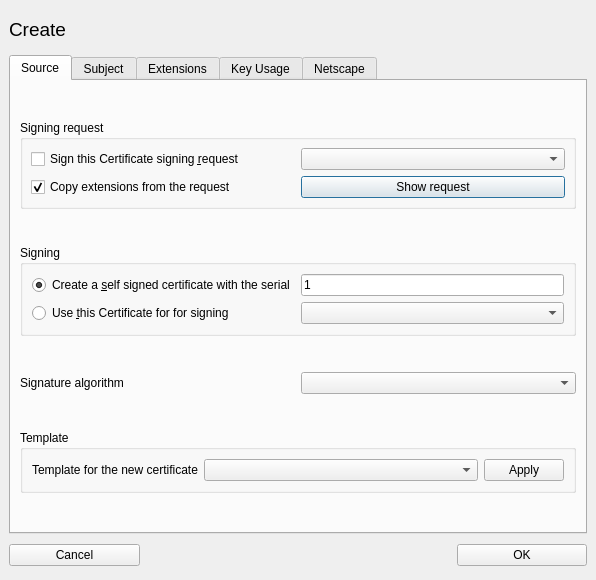
This is ui/NewX509.ui in chris2511/xca as Qt 5 draws it before an edit. The edited form follows.
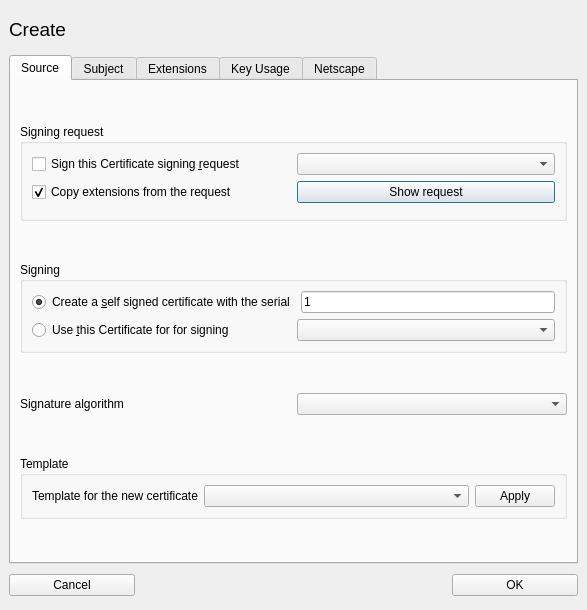
This is the edited form. Custom widgets are drawn as their Qt base class.

Commit message:
Request attributes added
 - remove extension and attribute tab in details dialog if
   no extensions or attributes available
 - documentation updated
   X509 request attributes (like challange password) can be set and viewed.

Patch:
```diff
--- a/ui/NewX509.ui
+++ b/ui/NewX509.ui
@@ -5,8 +5,8 @@
    <rect>
     <x>0</x>
     <y>0</y>
-    <width>596</width>
-    <height>580</height>
+    <width>587</width>
+    <height>610</height>
    </rect>
   </property>
   <property name="windowTitle" >
@@ -119,30 +119,22 @@
          <property name="title" >
           <string>Signing request</string>
          </property>
+         <layout class="QVBoxLayout" >
+          <property name="margin" >
+           <number>9</number>
+          </property>
+          <property name="spacing" >
+           <number>6</number>
+          </property>
+          <item>
+           <widget class="QWidget" native="1" name="reqWidget" >
          <layout class="QGridLayout" >
           <property name="margin" >
-           <number>8</number>
+              <number>0</number>
           </property>
           <property name="spacing" >
            <number>6</number>
           </property>
-          <item row="0" column="0" >
-           <widget class="QCheckBox" name="fromReqCB" >
-            <property name="text" >
-             <string>Sign this Certificate signing &amp;request</string>
-            </property>
-           </widget>
-          </item>
-          <item row="1" column="0" >
-           <widget class="QCheckBox" name="copyReqExtCB" >
-            <property name="text" >
-             <string>Copy extensions from the request</string>
-            </property>
-            <property name="checked" >
-             <bool>true</bool>
-            </property>
-           </widget>
-          </item>
           <item row="0" column="1" >
            <widget class="QComboBox" name="reqList" >
             <property name="whatsThis" >
@@ -159,6 +151,38 @@
             </property>
            </widget>
           </item>
+             <item row="0" column="0" >
+              <widget class="QCheckBox" name="fromReqCB" >
+               <property name="text" >
+                <string>Sign this Certificate signing &amp;request</string>
+               </property>
+              </widget>
+             </item>
+             <item row="1" column="0" >
+              <widget class="QCheckBox" name="copyReqExtCB" >
+               <property name="text" >
+                <string>Copy extensions from the request</string>
+               </property>
+               <property name="checked" >
+                <bool>true</bool>
+               </property>
+              </widget>
+             </item>
+            </layout>
+           </widget>
+          </item>
+          <item>
+           <widget class="QWidget" native="1" name="attrWidget" >
+            <layout class="QHBoxLayout" >
+             <property name="margin" >
+              <number>0</number>
+             </property>
+             <property name="spacing" >
+              <number>6</number>
+             </property>
+            </layout>
+           </widget>
+          </item>
          </layout>
         </widget>
        </item>
```
Left out of the diff: 16 changed lines with no effect on the pictures. Lines whose indentation alone changed are shown as unchanged. The commit also changes 22 other files.
